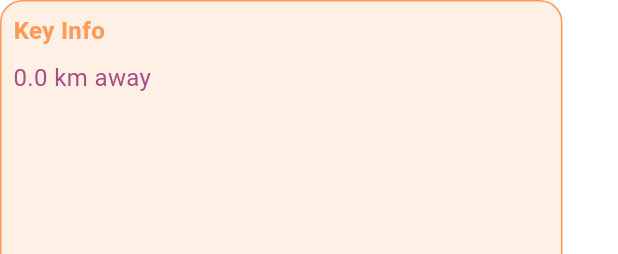
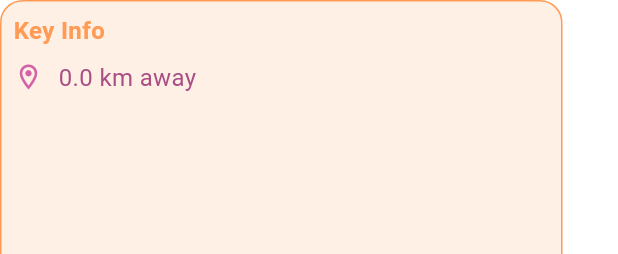
Before and after one commit to mayasaltzman/FNGR, a Flutter app: the KeyInfo widget shown alone on an empty page, opened directly with empty values, on a phone screen of 412 x 824 dp. Shown: the top 254 px of the screen. Run offline on Flutter 3.47's test engine with Material 3 defaults, Android fonts, the phone set to English and light mode, and no system bars; our stand-ins replace cloud_firestore, firebase_auth, firebase_core, firebase_storage, geocoding, geolocator and 2 more; missing offline and left inert: flutter_chat_core, flutter_chat_ui; accounts and stored records are empty; Roboto replaces fonts that are missing (Gilroy-bold).

Commit message:
added icons... dont know how I feel about this

```diff
--- a/lib/pages/profile/user_profile_page.dart
+++ b/lib/pages/profile/user_profile_page.dart
@@ -205,7 +205,7 @@ class AboutMe extends StatelessWidget {
               ],
             ),
           )
-        : SizedBox(height: 0);
+        : const SizedBox(height: 0);
   }
 }
 
@@ -243,16 +243,37 @@ class KeyInfo extends StatelessWidget {
         'label': 'Distance',
         'value': distance != null
             ? '${distance!.toStringAsFixed(1)} km away'
-            : 'Unknown'
+            : 'Unknown',
+        'icon': Icons.location_on_outlined
       },
-      {'label': 'Location', 'value': location},
-      {'label': 'Sexuality', 'value': sexuality.join(', ')},
-      {'label': 'Pronouns', 'value': pronouns.join(', ')},
-      {'label': 'Height', 'value': height},
-      {'label': 'Looking For', 'value': lookingFor},
-      {'label': 'Relationship Style', 'value': relationshipStyle},
-      {'label': 'Relationship Status', 'value': relationshipStatus},
-      {'label': 'Gender Expression', 'value': genderExpression.join(', ')},
+      {'label': 'Location', 'value': location, 'icon': Icons.home_outlined},
+      {
+        'label': 'Sexuality',
+        'value': sexuality.join(', '),
+        'icon': Icons.circle_outlined
+      },
+      {
+        'label': 'Pronouns',
+        'value': pronouns.join(', '),
+        'icon': Icons.chat_bubble_outline
+      },
+      {'label': 'Height', 'value': height, 'icon': Icons.height},
+      {'label': 'Looking For', 'value': lookingFor, 'icon': Icons.search},
+      {
+        'label': 'Relationship Style',
+        'value': relationshipStyle,
+        'icon': Icons.handshake
+      },
+      {
+        'label': 'Relationship Status',
+        'value': relationshipStatus,
+        'icon': Icons.star_outline_sharp
+      },
+      {
+        'label': 'Gender Expression',
+        'value': genderExpression.join(', '),
+        'icon': Icons.person_2_outlined
+      },
     ];
 
     final fieldsFiltered = fields.where((f) {
@@ -298,6 +319,11 @@ class KeyInfo extends StatelessWidget {
                 mainAxisAlignment: MainAxisAlignment.spaceBetween,
                 children: [
                   //Text(field['label'] ?? '', style: ProfileStyles.boxText),
+                  Row(
+                    mainAxisSize: MainAxisSize.min,
+                    spacing: 10,
+                    children: [
+                      Icon(field['icon'], color: Color(0xFFD461A6), size: 20),
                       Flexible(
                         child: Text(
                           field['value'],
@@ -306,6 +332,8 @@ class KeyInfo extends StatelessWidget {
                           overflow: TextOverflow.ellipsis,
                         ),
                       ),
+                    ],
+                  )
                 ],
               );
             },
```
Lines whose indentation alone changed are shown as unchanged.
